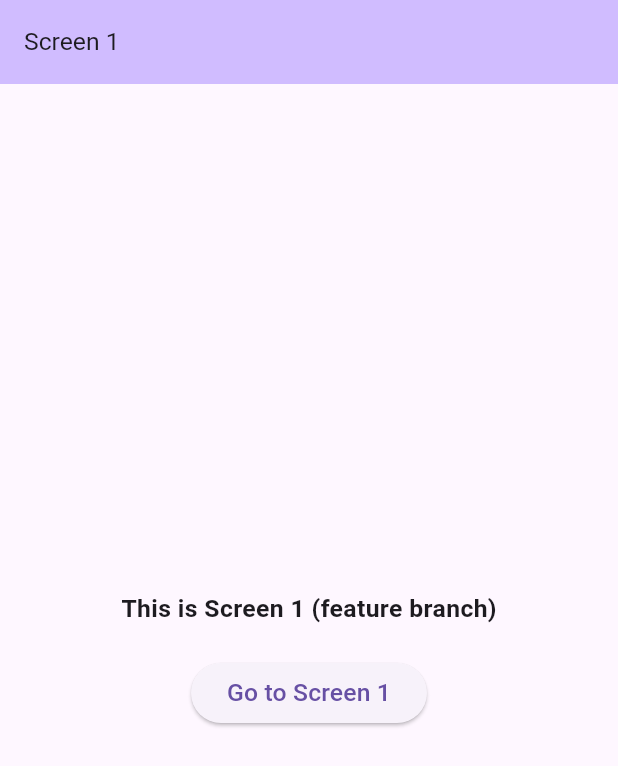
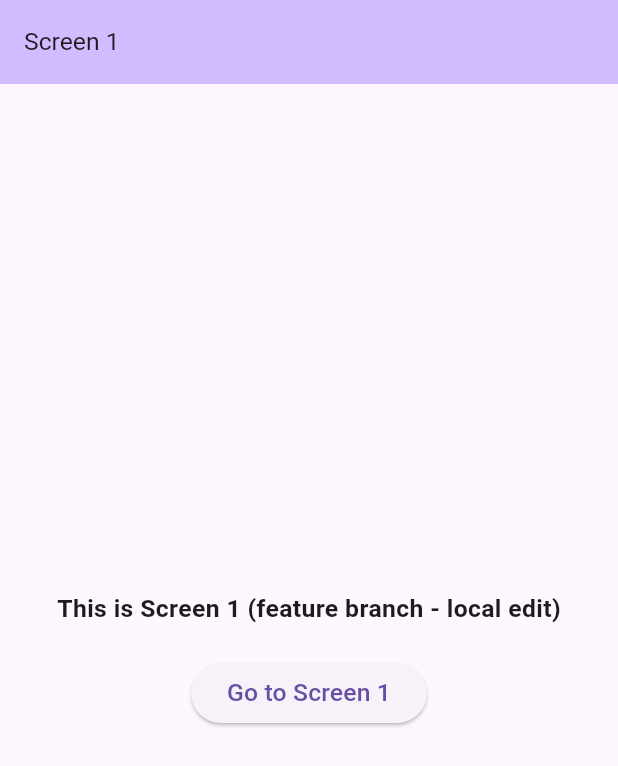
Before and after one commit to gauravinfomanav/Screen1, a Flutter app: the screen it shows after launch, on a phone screen of 412 x 824 dp. Shown: the top 766 px of the screen. Run offline on Flutter 3.47's test engine with Material 3 defaults, Android fonts, the phone set to English and light mode, and no system bars.

Commit message:
feat: tweak Screen1 title for live test

```diff
--- a/lib/screen1/screen1.dart
+++ b/lib/screen1/screen1.dart
@@ -16,7 +16,7 @@ class Screen1 extends StatelessWidget {
           mainAxisAlignment: MainAxisAlignment.center,
           children: [
             const AutoSizeText(
-              text: 'This is Screen 1 (feature branch)',
+              text: 'This is Screen 1 (feature branch - local edit)',
               style: TextStyle(fontWeight: FontWeight.bold),
             ),
             const SizedBox(height: 20),
```
